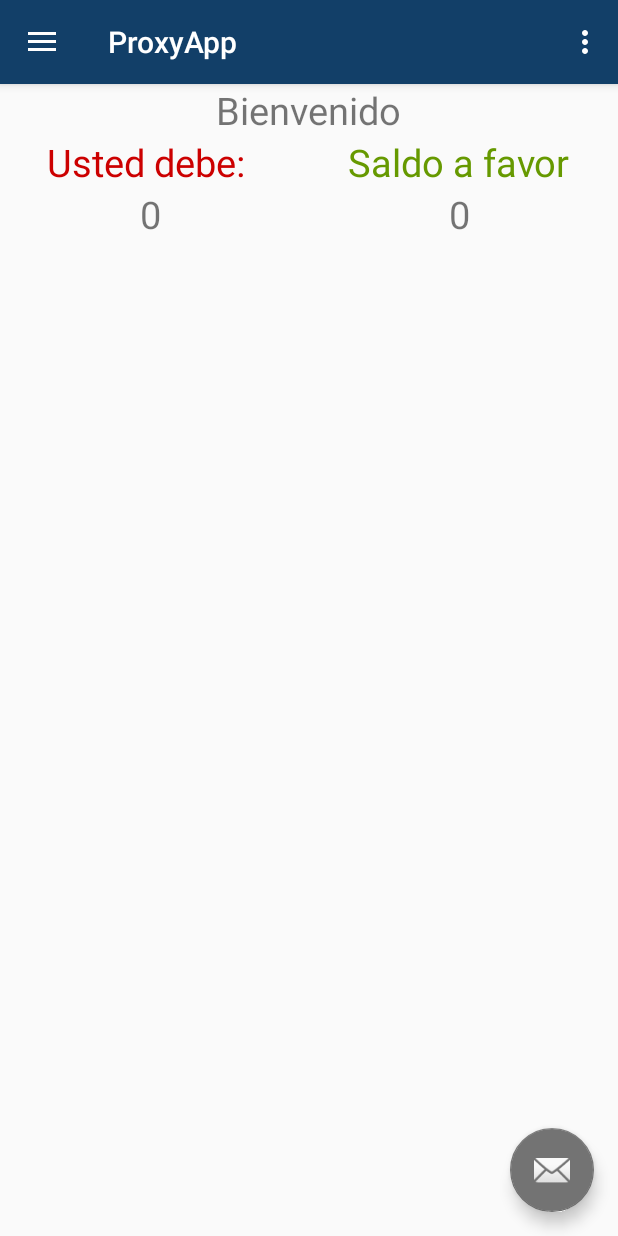
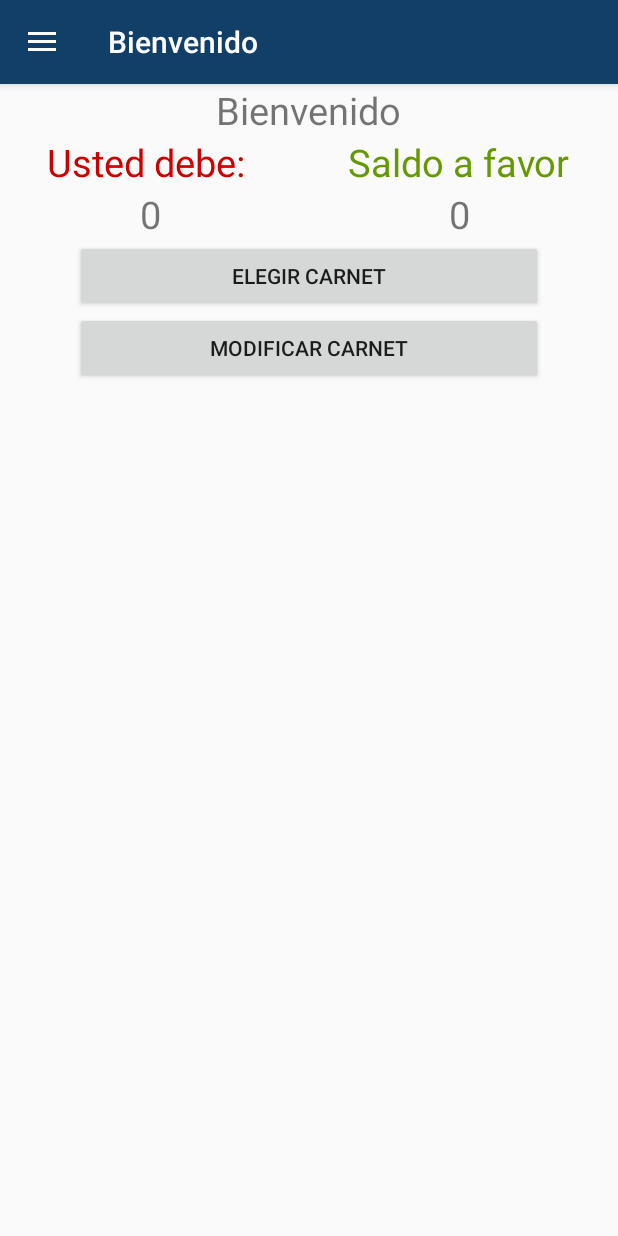
Before and after one commit to franco9700/ProxyApp, an Android app: the AsistenteFragment screen opened directly, with no data from a screen before it, on a phone screen of 412 x 824 dp. Run offline under Robolectric (Android 15) with nearby library versions, the phone set to English and light mode, and no system bars; network calls fail; 1 statement that could not run was skipped.

Commit message:
Se agrego la pantalla de elegir carnet: Solo los spinners funcionales

```diff
--- a/app/build.gradle
+++ b/app/build.gradle
@@ -19,6 +19,7 @@ android {
 }
 
 dependencies {
+    implementation 'com.android.volley:volley:1.1.0'
     implementation fileTree(dir: 'libs', include: ['*.jar'])
     implementation 'com.android.support:appcompat-v7:28.0.0'
     implementation 'com.android.support.constraint:constraint-layout:1.1.3'
--- a/app/src/main/java/com/example/proxyapp/AsistenteFragment.java
+++ b/app/src/main/java/com/example/proxyapp/AsistenteFragment.java
@@ -2,14 +2,17 @@ package com.example.proxyapp;
 
 import android.os.Bundle;
 import android.support.v4.app.Fragment;
+import android.support.v4.app.FragmentManager;
 import android.view.LayoutInflater;
 import android.view.View;
 import android.view.ViewGroup;
 import android.widget.TextView;
+import android.widget.Button;
 
 
 public class AsistenteFragment extends Fragment {
     TextView tvabono, tvdeuda;
+    Button btnelegir, btnmodificar;
 
     @Override
     public View onCreateView(LayoutInflater inflater, ViewGroup container,
@@ -17,8 +20,8 @@ public class AsistenteFragment extends Fragment {
 
         Bundle bundle = this.getArguments();
 
-        Integer abono = bundle.getInt("abono");
-        Integer precio = bundle.getInt("precio");
+        Integer abono = bundle.getInt("abono", 0);
+        Integer precio = bundle.getInt("precio", 0);
 
         Integer deuda = precio - abono;
 
@@ -30,6 +33,17 @@ public class AsistenteFragment extends Fragment {
         tvabono.setText(String.valueOf(abono));
         tvdeuda.setText(String.valueOf(deuda));
 
+        btnelegir = v.findViewById(R.id.elegir);
+        btnmodificar = v.findViewById(R.id.modificar);
+
+        btnelegir.setOnClickListener(new View.OnClickListener() {
+            @Override
+            public void onClick(View v) {
+                FragmentManager fragmentManager = getFragmentManager();
+                fragmentManager.beginTransaction().replace(R.id.contenedor, new elegirCarnetFragment()).commit();
+            }
+        });
+
         return v;
     }
 }
--- a/app/src/main/java/com/example/proxyapp/LoginRequest.java
+++ b/app/src/main/java/com/example/proxyapp/LoginRequest.java
@@ -8,7 +8,7 @@ import java.util.HashMap;
 import java.util.Map;
 
 public class LoginRequest extends StringRequest {
-    private static final String LOGIN_REQUEST_URL="http://192.168.3.14:8080/Login1.php";
+    private static final String LOGIN_REQUEST_URL=conexion.URL_WEB_SERVICES+"Login2.php";
     private Map<String,String> params;
 
     public LoginRequest(String email, String password, Response.Listener<String> listener){
--- a/app/src/main/java/com/example/proxyapp/MenuLateral.java
+++ b/app/src/main/java/com/example/proxyapp/MenuLateral.java
@@ -26,14 +26,7 @@ public class MenuLateral extends AppCompatActivity
         setContentView(R.layout.activity_menu_lateral);
         Toolbar toolbar = findViewById(R.id.toolbar);
         setSupportActionBar(toolbar);
-        FloatingActionButton fab = findViewById(R.id.fab);
-        fab.setOnClickListener(new View.OnClickListener() {
-            @Override
-            public void onClick(View view) {
-                Snackbar.make(view, "Replace with your own action", Snackbar.LENGTH_LONG)
-                        .setAction("Action", null).show();
-            }
-        });
+
         DrawerLayout drawer = findViewById(R.id.drawer_layout);
         NavigationView navigationView = findViewById(R.id.nav_view);
         ActionBarDrawerToggle toggle = new ActionBarDrawerToggle(
@@ -53,13 +46,6 @@ public class MenuLateral extends AppCompatActivity
         } else {
             super.onBackPressed();
         }
-    }
-
-    @Override
-    public boolean onCreateOptionsMenu(Menu menu) {
-        // Inflate the menu; this adds items to the action bar if it is present.
-        getMenuInflater().inflate(R.menu.menu_lateral, menu);
-        return true;
     }
 
     @Override
@@ -98,21 +84,11 @@ public class MenuLateral extends AppCompatActivity
 
     public void setValues(){
         Intent intent = getIntent();
-        /*String nombre = intent.getStringExtra("nombre");
-        String num_control = intent.getStringExtra("num_control");
-        String email = intent.getStringExtra("email");
-        String password = intent.getStringExtra("password");
-        String telefono = intent.getStringExtra("telefono");
-        String escuela = intent.getStringExtra("escuela");
-        String semestre = intent.getStringExtra("semestre");
-        String estado = intent.getStringExtra("estado");
-        String municipio = intent.getStringExtra("municipio");*/
 
         String nombre = intent.getStringExtra("nombre");
         Integer id = intent.getIntExtra("id", 0);
         Integer abono = intent.getIntExtra("abono", 0);
         Integer precio = intent.getIntExtra("precio", 0);
-
         String tipo_usuario = intent.getStringExtra("tipo_usuario");
 
         Bundle bundle = new Bundle();
--- a/app/src/main/java/com/example/proxyapp/RegisterRequest.java
+++ b/app/src/main/java/com/example/proxyapp/RegisterRequest.java
@@ -8,7 +8,7 @@ import java.util.Map;
 
 public class RegisterRequest extends StringRequest {
 
-    private static final String REGISTER_REQUEST_URL="http://192.168.3.14:8080/Register.php";
+    private static final String REGISTER_REQUEST_URL=conexion.URL_WEB_SERVICES+"Register.php";
     private Map<String,String> params;
 
     public RegisterRequest(String nombre, String num_control, String email, String telefono, String escuela, String semestre, String estado, String
--- /dev/null
+++ b/app/src/main/java/com/example/proxyapp/conexion.java
@@ -0,0 +1,5 @@
+package com.example.proxyapp;
+
+public class conexion {
+    public static final String URL_WEB_SERVICES ="http://192.168.3.14:8080/";
+}
--- a/app/src/main/res/layout/app_bar_menu_lateral.xml
+++ b/app/src/main/res/layout/app_bar_menu_lateral.xml
@@ -22,12 +22,4 @@
 
     <include layout="@layout/content_menu_lateral" />
 
-    <android.support.design.widget.FloatingActionButton
-        android:id="@+id/fab"
-        android:layout_width="wrap_content"
-        android:layout_height="wrap_content"
-        android:layout_gravity="bottom|end"
-        android:layout_margin="@dimen/fab_margin"
-        app:srcCompat="@android:drawable/ic_dialog_email" />
-
 </android.support.design.widget.CoordinatorLayout>
--- a/app/src/main/res/layout/fragment_asistente.xml
+++ b/app/src/main/res/layout/fragment_asistente.xml
@@ -72,6 +72,29 @@
 
         </LinearLayout>
 
+        <LinearLayout
+            android:layout_width="match_parent"
+            android:layout_height="wrap_content"
+            android:orientation="vertical">
+
+            <Button
+                android:layout_width="match_parent"
+                android:layout_height="wrap_content"
+                android:layout_marginHorizontal="50dp"
+                android:gravity="center"
+                android:text="Elegir carnet"
+                android:id="@+id/elegir"/>
+
+            <Button
+                android:layout_width="match_parent"
+                android:layout_height="wrap_content"
+                android:layout_marginHorizontal="50dp"
+                android:gravity="center"
+                android:text="Modificar carnet"
+                android:id="@+id/modificar"/>
+
+        </LinearLayout>
+
     </LinearLayout>
 
 </FrameLayout>
--- a/app/src/main/res/values/strings.xml
+++ b/app/src/main/res/values/strings.xml
@@ -1,10 +1,10 @@
 <resources>
     <string name="app_name">ProxyApp</string>
-    <string name="title_activity_menu_lateral">ProxyApp</string>
+    <string name="title_activity_menu_lateral">Bienvenido</string>
     <string name="navigation_drawer_open">Open navigation drawer</string>
     <string name="navigation_drawer_close">Close navigation drawer</string>
-    <string name="nav_header_title">Android Studio</string>
-    <string name="nav_header_subtitle">android.studio@android.com</string>
+    <string name="nav_header_title">Nombre de usuario</string>
+    <string name="nav_header_subtitle">correo.usuario@correo.com</string>
     <string name="nav_header_desc">Navigation header</string>
     <string name="action_settings">Settings</string>
 
```
Also changed, not shown: app/src/main/java/com/example/proxyapp/SomeRequests.java (added, +11 -0 lines), app/src/main/java/com/example/proxyapp/elegirCarnetFragment.java (added, +145 -0 lines), app/src/main/res/layout/fragment_elegir_carnet.xml (added, +51 -0 lines).
